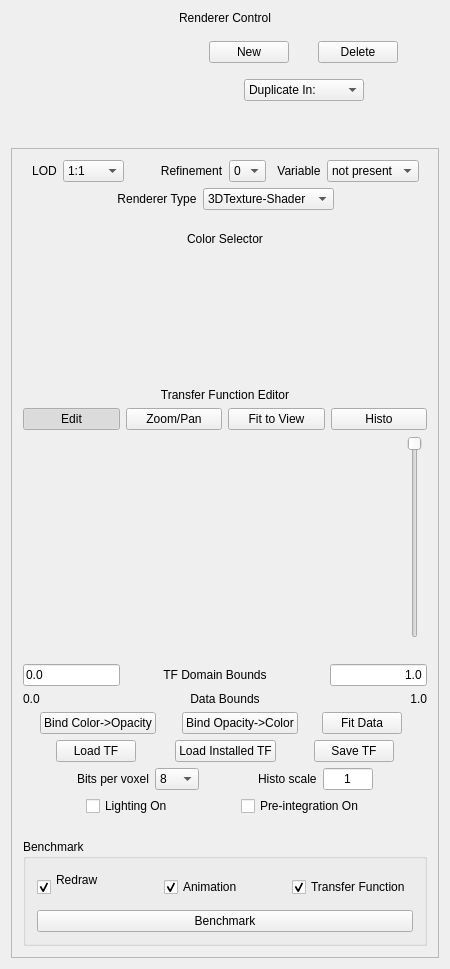
Old version of the form apps/vaporgui/guis/ui/dvr.ui in the repository yyr/vapor.
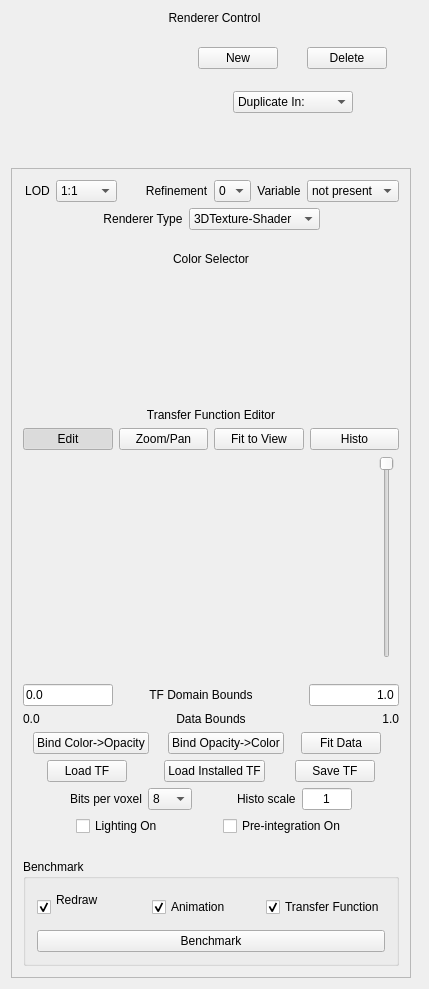
New version of the form. Custom widgets are drawn as their Qt base class.

Patch:
```diff
--- a/apps/vaporgui/guis/ui/dvr.ui
+++ b/apps/vaporgui/guis/ui/dvr.ui
@@ -6,8 +6,8 @@
    <rect>
     <x>0</x>
     <y>0</y>
-    <width>450</width>
-    <height>969</height>
+    <width>429</width>
+    <height>989</height>
    </rect>
   </property>
   <property name="sizePolicy">
@@ -63,7 +63,7 @@
          <property name="minimumSize">
           <size>
            <width>150</width>
-           <height>80</height>
+           <height>100</height>
           </size>
          </property>
          <property name="toolTip">
@@ -234,6 +234,12 @@
      </item>
      <item>
       <widget class="QFrame" name="bigDVRFrame">
+       <property name="maximumSize">
+        <size>
+         <width>400</width>
+         <height>16777215</height>
+        </size>
+       </property>
        <property name="frameShape">
         <enum>QFrame::StyledPanel</enum>
        </property>
@@ -1412,6 +1418,12 @@
           </item>
           <item>
            <widget class="QGroupBox" name="benchmarkGroup">
+            <property name="maximumSize">
+             <size>
+              <width>400</width>
+              <height>16777215</height>
+             </size>
+            </property>
             <property name="title">
              <string>Benchmark</string>
             </property>
```
